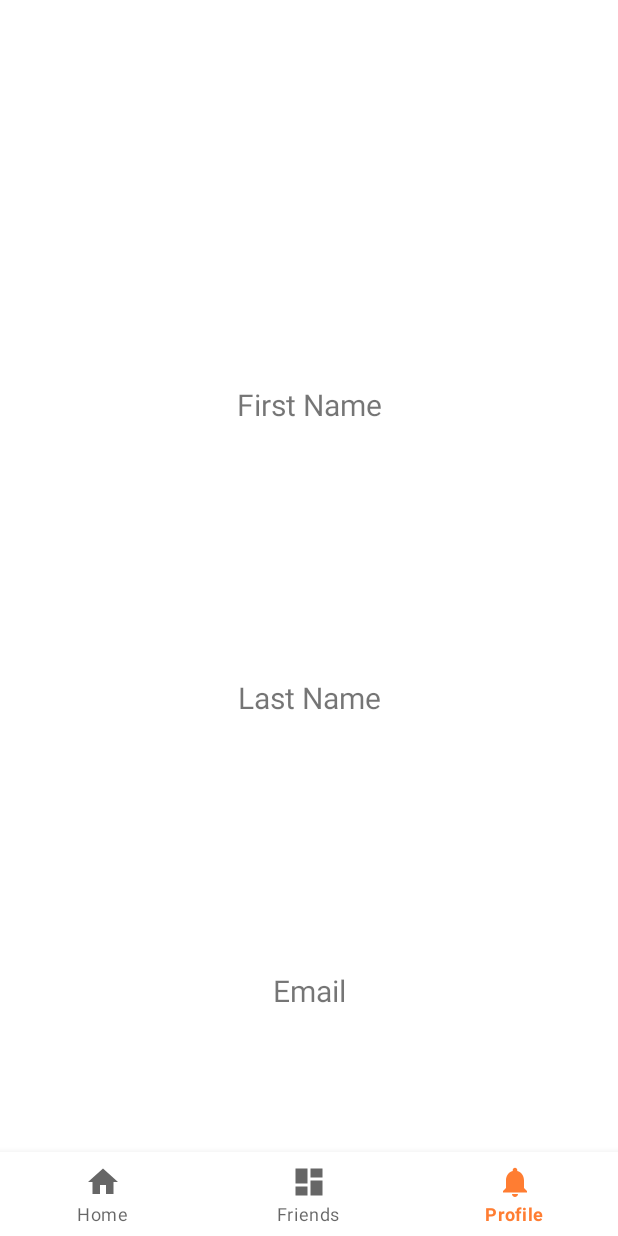
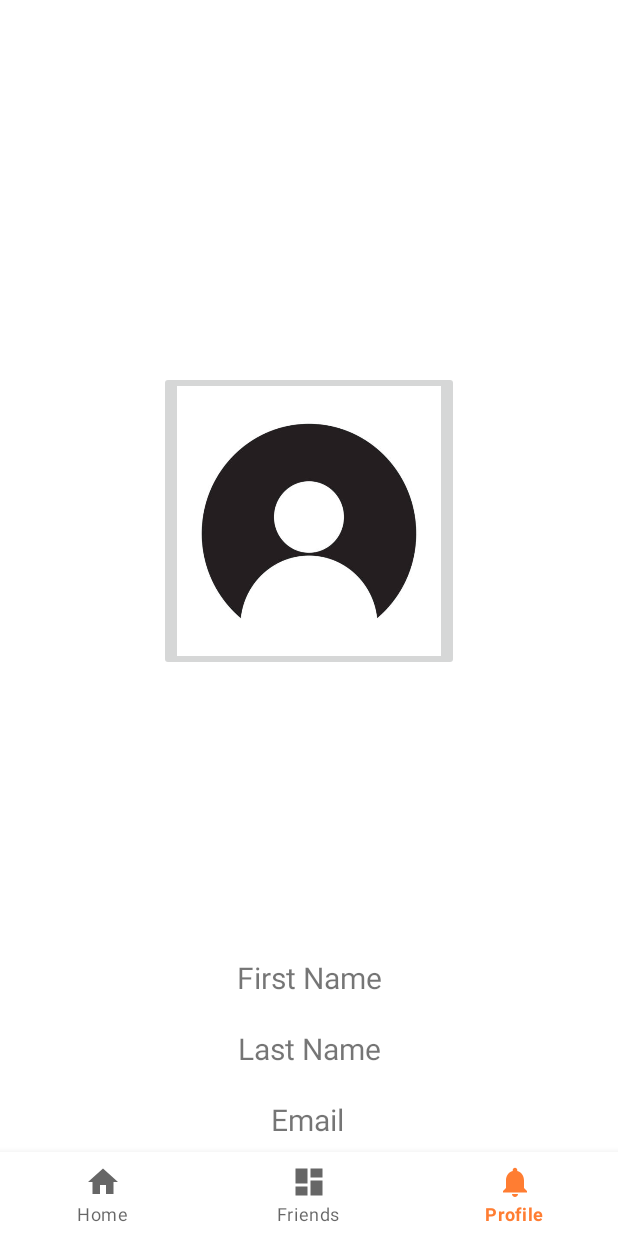
Before and after one commit to hrl-2024/FriendLink, an Android app: the ProfileFragment screen opened through its navigation route, on a phone screen of 412 x 824 dp. Run offline under Robolectric (Android 15) with nearby library versions, the phone set to English and light mode, and no system bars; our stand-ins replace Firebase (no records; nobody signed in at launch, a user with empty details on screens opened directly), navigation-ui; Roboto replaces fonts that are not available here.

Commit message:
Allow user to upload profile picture

```diff
--- a/app/build.gradle.kts
+++ b/app/build.gradle.kts
@@ -51,7 +51,9 @@ dependencies {
     implementation("androidx.navigation:navigation-ui-ktx:2.7.5")
     implementation("com.google.firebase:firebase-auth:22.3.0")
     implementation("com.google.firebase:firebase-firestore:24.9.1")
+    implementation("com.google.firebase:firebase-storage:20.3.0")
     testImplementation("junit:junit:4.13.2")
     androidTestImplementation("androidx.test.ext:junit:1.1.5")
     androidTestImplementation("androidx.test.espresso:espresso-core:3.5.1")
+    implementation ("com.github.bumptech.glide:glide:4.16.0")
 }
--- a/app/src/main/res/layout/fragment_profile.xml
+++ b/app/src/main/res/layout/fragment_profile.xml
@@ -6,16 +6,29 @@
     android:layout_height="match_parent"
     tools:context=".ui.profile.ProfileFragment">
 
+
+    <ImageButton
+        android:id="@+id/profilePic"
+        android:layout_width="200sp"
+        android:layout_height="200sp"
+        android:scaleType="fitXY"
+        android:src="@drawable/profilepic"
+        app:layout_constraintBottom_toTopOf="@+id/firstName"
+        app:layout_constraintEnd_toEndOf="parent"
+        app:layout_constraintStart_toStartOf="parent"
+        app:layout_constraintTop_toTopOf="parent" />
+
+
     <TextView
         android:id="@+id/firstName"
         android:layout_width="wrap_content"
         android:layout_height="wrap_content"
         android:text="First Name"
         android:textSize="20sp"
-        android:layout_marginTop="200sp"
+        android:layout_marginBottom="20sp"
+        app:layout_constraintBottom_toTopOf="@+id/lastName"
         app:layout_constraintEnd_toEndOf="parent"
-        app:layout_constraintStart_toStartOf="parent"
-        app:layout_constraintTop_toTopOf="parent"></TextView>
+        app:layout_constraintStart_toStartOf="parent"></TextView>
 
     <TextView
         android:id="@+id/lastName"
@@ -23,20 +36,21 @@
         android:layout_height="wrap_content"
         android:text="Last Name"
         android:textSize="20sp"
+        android:layout_marginBottom="20sp"
         app:layout_constraintBottom_toTopOf="@+id/email"
         app:layout_constraintEnd_toEndOf="parent"
-        app:layout_constraintStart_toStartOf="parent"
-        app:layout_constraintTop_toBottomOf="@+id/firstName"></TextView>
+        app:layout_constraintStart_toStartOf="parent"></TextView>
 
     <TextView
         android:id="@+id/email"
         android:layout_width="wrap_content"
         android:layout_height="wrap_content"
+        android:layout_marginBottom="64dp"
         android:text="Email"
         android:textSize="20sp"
-        android:layout_marginBottom="150sp"
         app:layout_constraintBottom_toBottomOf="parent"
         app:layout_constraintEnd_toEndOf="parent"
+        app:layout_constraintHorizontal_bias="0.498"
         app:layout_constraintStart_toStartOf="parent"></TextView>
 
 </androidx.constraintlayout.widget.ConstraintLayout>
```
Also changed, not shown: app/src/main/java/com/skr/android/friendlink/ui/profile/ProfileFragment.kt (+52 -4 lines), app/src/main/res/drawable/profilepic.jpeg (added).
